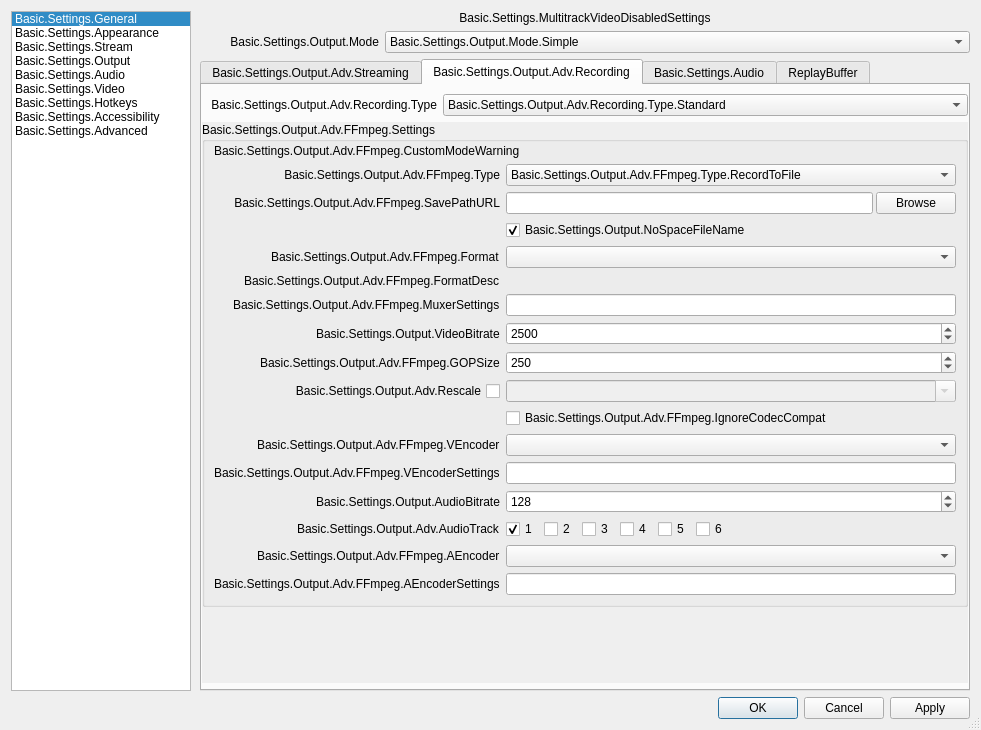
davidhello7772/obs-studio-nktevents, file frontend/forms/OBSBasicSettings.ui: the form before one commit.
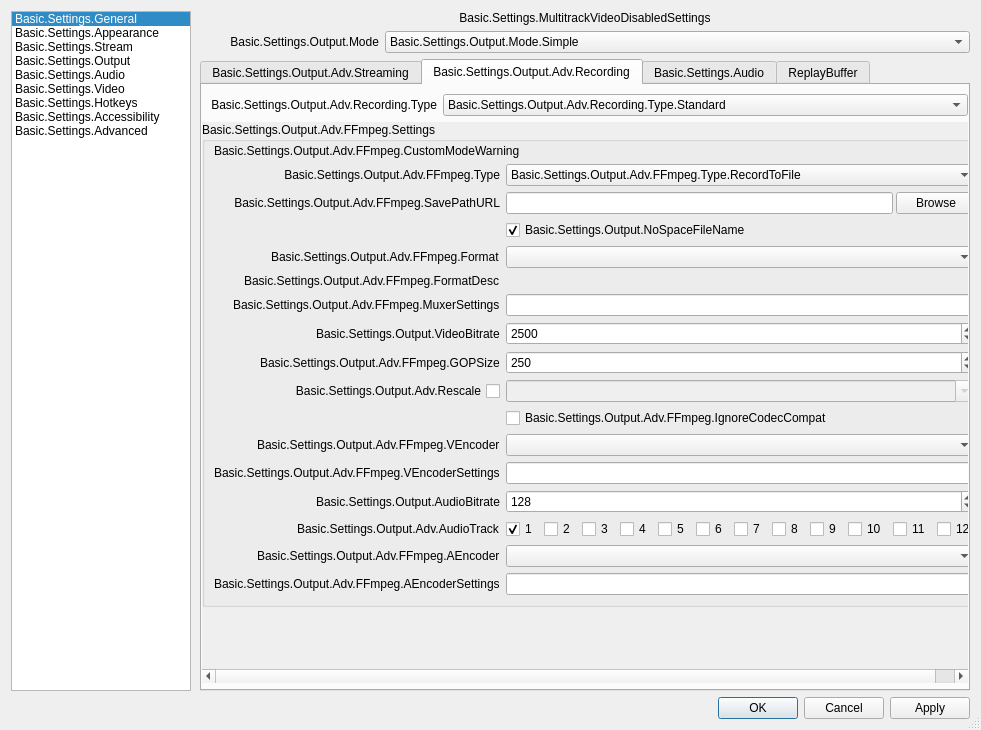
The form after the commit. The open tabs and pages were chosen to show the change. Icons and pictures are not drawn. Custom widgets are drawn as their Qt base class.

Commit message:
[NKT] patch: Add tracks 7-12 to Custom Output (FFmpeg) settings
The 12 audio track patch was missing support for the Custom Output
(FFmpeg) recording type in Output settings. Added checkboxes for
tracks 7-12 in both the UI and settings logic.

What changed in the file:
```diff
--- a/frontend/forms/OBSBasicSettings.ui
+++ b/frontend/forms/OBSBasicSettings.ui
@@ -4860,6 +4860,48 @@
                                     </property>
                                    </widget>
                                   </item>
+                                  <item>
+                                   <widget class="QCheckBox" name="advOutFFTrack7">
+                                    <property name="text">
+                                     <string notr="true">7</string>
+                                    </property>
+                                   </widget>
+                                  </item>
+                                  <item>
+                                   <widget class="QCheckBox" name="advOutFFTrack8">
+                                    <property name="text">
+                                     <string notr="true">8</string>
+                                    </property>
+                                   </widget>
+                                  </item>
+                                  <item>
+                                   <widget class="QCheckBox" name="advOutFFTrack9">
+                                    <property name="text">
+                                     <string notr="true">9</string>
+                                    </property>
+                                   </widget>
+                                  </item>
+                                  <item>
+                                   <widget class="QCheckBox" name="advOutFFTrack10">
+                                    <property name="text">
+                                     <string notr="true">10</string>
+                                    </property>
+                                   </widget>
+                                  </item>
+                                  <item>
+                                   <widget class="QCheckBox" name="advOutFFTrack11">
+                                    <property name="text">
+                                     <string notr="true">11</string>
+                                    </property>
+                                   </widget>
+                                  </item>
+                                  <item>
+                                   <widget class="QCheckBox" name="advOutFFTrack12">
+                                    <property name="text">
+                                     <string notr="true">12</string>
+                                    </property>
+                                   </widget>
+                                  </item>
                                  </layout>
                                 </widget>
                                </item>
```
The commit also changes 1 other file.
